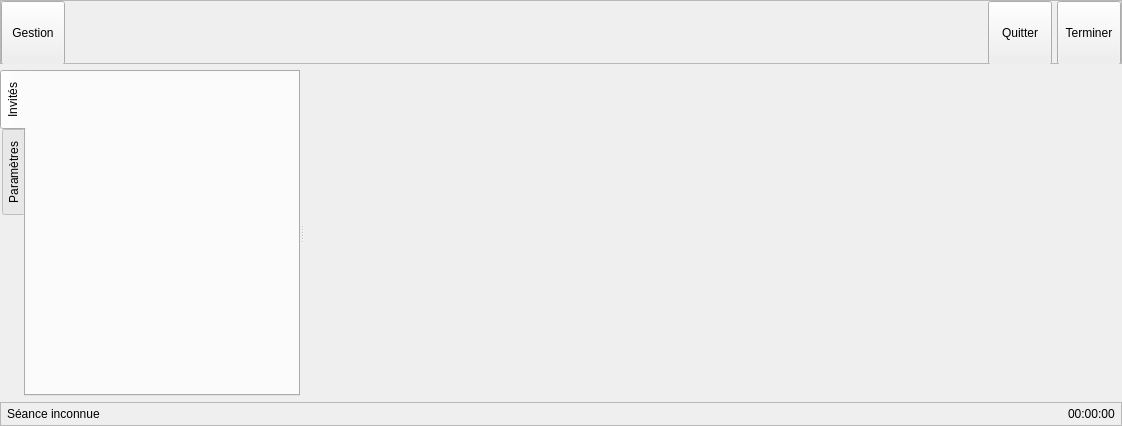
Above: client/src/widgets/InSessionWidget.ui from introlab/openteraplus before the change. Below: the same form after it.
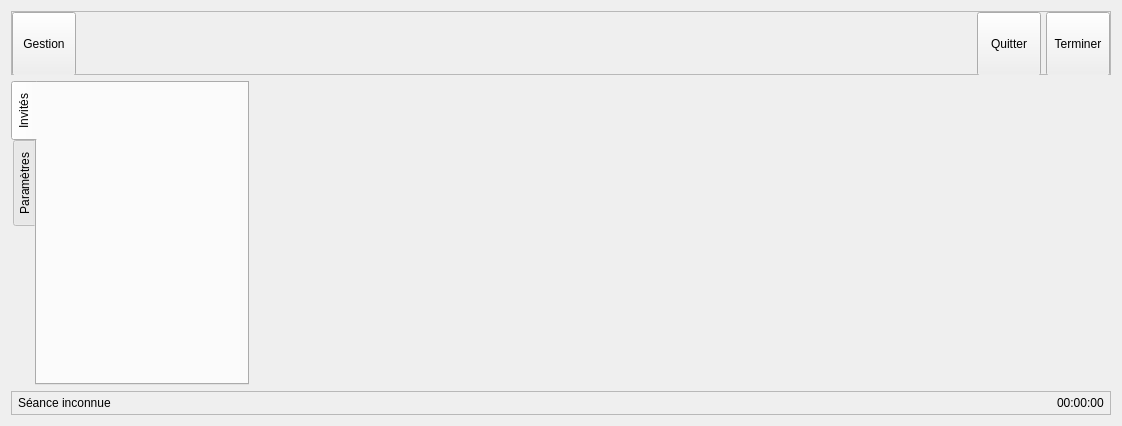
That is the form after the change. The open tabs and pages were chosen to show the change. Icons and pictures are not drawn. Custom widgets are drawn as their Qt base class.

```diff
--- a/client/src/widgets/InSessionWidget.ui
+++ b/client/src/widgets/InSessionWidget.ui
@@ -17,18 +17,6 @@
    <string notr="true"/>
   </property>
   <layout class="QVBoxLayout" name="verticalLayout">
-   <property name="leftMargin">
-    <number>0</number>
-   </property>
-   <property name="topMargin">
-    <number>0</number>
-   </property>
-   <property name="rightMargin">
-    <number>0</number>
-   </property>
-   <property name="bottomMargin">
-    <number>0</number>
-   </property>
    <item>
     <widget class="QFrame" name="frameTools">
      <property name="sizePolicy">
@@ -184,26 +172,18 @@
     </widget>
    </item>
    <item>
-    <widget class="QSplitter" name="splitter">
-     <property name="sizePolicy">
-      <sizepolicy hsizetype="MinimumExpanding" vsizetype="Preferred">
-       <horstretch>0</horstretch>
-       <verstretch>0</verstretch>
-      </sizepolicy>
-     </property>
-     <property name="orientation">
-      <enum>Qt::Horizontal</enum>
-     </property>
+    <layout class="QHBoxLayout" name="horizontalLayout_4">
+     <item>
      <widget class="QTabWidget" name="tabInfos">
       <property name="sizePolicy">
-       <sizepolicy hsizetype="Ignored" vsizetype="Expanding">
+        <sizepolicy hsizetype="Maximum" vsizetype="Expanding">
         <horstretch>0</horstretch>
         <verstretch>0</verstretch>
        </sizepolicy>
       </property>
       <property name="maximumSize">
        <size>
-        <width>300</width>
+         <width>400</width>
         <height>16777215</height>
        </size>
       </property>
@@ -241,7 +221,14 @@
          <number>5</number>
         </property>
         <item>
-         <widget class="SessionInviteWidget" name="wdgInvitees" native="true"/>
+          <widget class="SessionInviteWidget" name="wdgInvitees" native="true">
+           <property name="sizePolicy">
+            <sizepolicy hsizetype="Expanding" vsizetype="Preferred">
+             <horstretch>0</horstretch>
+             <verstretch>0</verstretch>
+            </sizepolicy>
+           </property>
+          </widget>
         </item>
        </layout>
       </widget>
@@ -363,16 +350,19 @@
        </layout>
       </widget>
      </widget>
+     </item>
+     <item>
      <widget class="QWidget" name="widgetMain" native="true">
       <property name="sizePolicy">
-       <sizepolicy hsizetype="Preferred" vsizetype="Preferred">
+        <sizepolicy hsizetype="MinimumExpanding" vsizetype="Preferred">
         <horstretch>0</horstretch>
         <verstretch>0</verstretch>
        </sizepolicy>
       </property>
       <layout class="QVBoxLayout" name="verticalLayout_3"/>
      </widget>
-    </widget>
+     </item>
+    </layout>
    </item>
    <item>
     <widget class="QFrame" name="frameStatus">
```
Left out of the diff: 4 changed lines with no effect on the pictures. Lines whose indentation alone changed are shown as unchanged.
